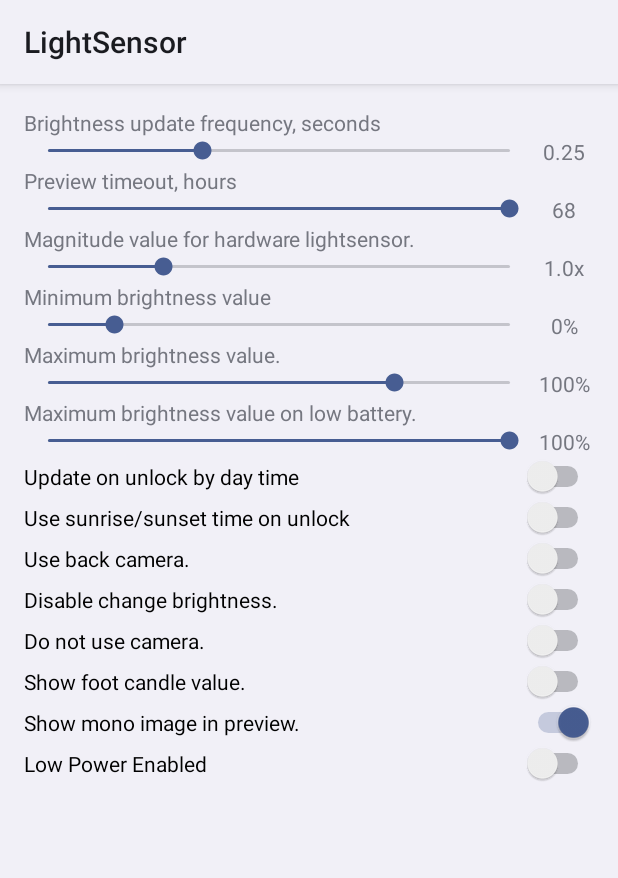
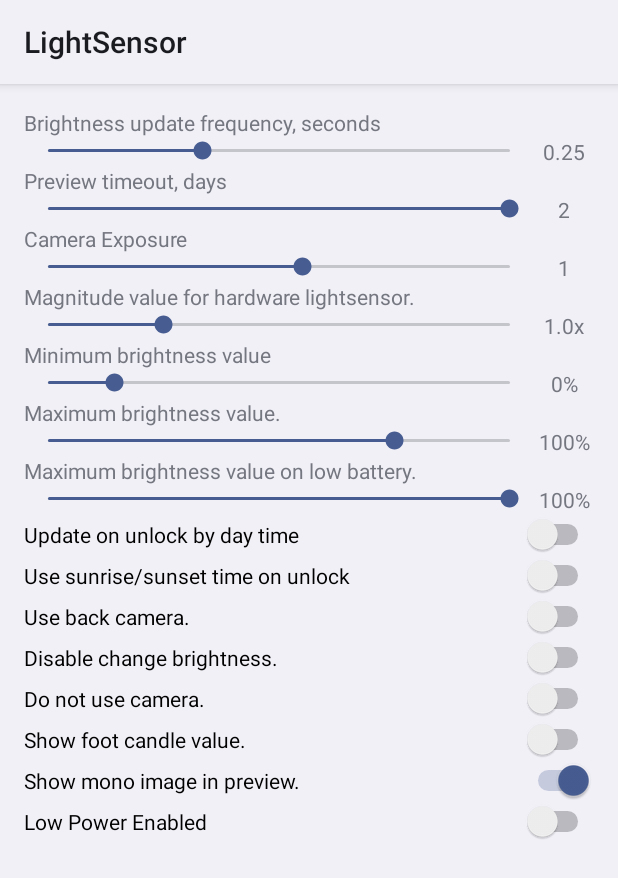
Before and after one commit to 0lvin/LightSensor, an Android app: the screen it shows after launch (SettingsActivity), in the options menu, after a tap on "Settings", on a phone screen of 412 x 824 dp. Shown: the top 878 px of the screen. Run offline under Robolectric (Android 15) with nearby library versions, the phone set to English and light mode, and no system bars.

Commit message:
Add exposure SeekBar

```diff
--- a/app/src/main/java/denis/develops/utils/lightsensor/MainActivity.java
+++ b/app/src/main/java/denis/develops/utils/lightsensor/MainActivity.java
@@ -50,6 +50,7 @@ public class MainActivity extends Activity implements TextureView.SurfaceTexture
     final static String DISABLE_CHANGE_BRIGHTNESS = "DisableChangeBrightness";
     final static String USE_FOOT_CANDLE_FOR_SHOW = "FootCandle";
     final static String USE_MONO_PREVIEW = "MonoPreviewOnly";
+    final static String CAMERA_EXPOSURE = "CameraExposure";
     final static String DISABLE_CAMERA = "DisableCamera";
     final static String USE_BACK_CAMERA = "UseBackCamera";
     final static String LONGITUDE_VALUE = "LongitudeValue";
@@ -105,7 +106,8 @@ public class MainActivity extends Activity implements TextureView.SurfaceTexture
     private TextView textMagnitude;
     private Date startTime;
     private long lastTime;
-    private long lastUpdate = 0;
+    private long lastUpdate;
+    private int cameraExposure;
     // location
     private LocationListener locationListener = null;
     private float locationAltitude = 0;
@@ -320,7 +322,13 @@ public class MainActivity extends Activity implements TextureView.SurfaceTexture
                 if (params.isAutoExposureLockSupported()) {
                     try {
                         params.setAutoExposureLock(true);
-                        params.setExposureCompensation(1);
+                        if (cameraExposure > params.getMaxExposureCompensation()) {
+                            cameraExposure = params.getMaxExposureCompensation();
+                        }
+                        if (cameraExposure < params.getMinExposureCompensation()) {
+                            cameraExposure = params.getMinExposureCompensation();
+                        }
+                        params.setExposureCompensation(cameraExposure);
                         camera.setParameters(params);
                     } catch (Exception e) {
                         params = camera.getParameters();
@@ -406,11 +414,13 @@ public class MainActivity extends Activity implements TextureView.SurfaceTexture
         SharedPreferences prefs = getSharedPreferences(PREFERENCES_NAME, MODE_PRIVATE);
         useFootCandle = prefs.getBoolean(USE_FOOT_CANDLE_FOR_SHOW, false);
         useMonoPreview = prefs.getBoolean(USE_MONO_PREVIEW, true);
+        cameraExposure = prefs.getInt(CAMERA_EXPOSURE, 1);
         minPercentValueSettings = prefs.getInt(MIN_PERCENT_VALUE, 0);
         maxPercentValueSettings = prefs.getInt(MAX_PERCENT_VALUE, 100);
         updateFrequencyValue = prefs.getInt(FREQUENCY_VALUE, 4);
         activeTimeLeft = (1 << prefs.getInt(PREVIEW_TIME_ACTIVE, 1)) * 60;
-        activeTimeLeftBase = current.getTime() / 1000;;
+        activeTimeLeftBase = current.getTime() / 1000;
+        ;
 
         if (prefs.getBoolean(BATTERY_LOW, false)) {
             int maxBatteryPercentValue = prefs.getInt(MainActivity.MAX_BATTERY_PERCENT_VALUE, 100);
@@ -559,6 +569,7 @@ public class MainActivity extends Activity implements TextureView.SurfaceTexture
         edit.putFloat(ALTITUDE_VALUE, this.locationAltitude);
         edit.putFloat(LATITUDE_VALUE, this.locationLatitude);
         edit.putFloat(LONGITUDE_VALUE, this.locationLongitude);
+        edit.putInt(CAMERA_EXPOSURE, cameraExposure);
         if (newTimeValue > 0) {
             edit.putLong(RUNTIME_VALUE, newTimeValue);
         }
@@ -681,10 +692,12 @@ public class MainActivity extends Activity implements TextureView.SurfaceTexture
             stateText += getString(R.string.preview_active_seconds) + " ";
             if (time_left < 120) {
                 stateText += time_left + " " + getString(R.string.seconds) + ".\n";
-            } else if (time_left < 3600 ){
-                stateText += (int)(time_left / 60) + " " + getString(R.string.minutes) + ".\n";
+            } else if (time_left < 3600) {
+                stateText += (int) (time_left / 60) + " " + getString(R.string.minutes) + ".\n";
+            } else if (time_left < (3600 * 24 * 2)) {
+                stateText += (int) (time_left / 3600) + " " + getString(R.string.hours) + ".\n";
             } else {
-                stateText += (int)(time_left / 3600) + " " + getString(R.string.hours) + ".\n";
+                stateText += (int) (time_left / (3600 * 24)) + " " + getString(R.string.days) + ".\n";
             }
         } else {
             stateText += getString(R.string.preview_stopped_some_time) + "\n";
--- a/app/src/main/java/denis/develops/utils/lightsensor/SettingsActivity.java
+++ b/app/src/main/java/denis/develops/utils/lightsensor/SettingsActivity.java
@@ -14,13 +14,15 @@ public class SettingsActivity extends Activity {
     private TextView maxTextPercent;
     private TextView maxBatteryTextPercent;
     private TextView sensorTextPercent;
+    private TextView cameraExposureText;
     private TextView updateFrequencyText;
     private TextView previewTimeText;
     private TextView previewTimeTitle;
     private TextView updateFrequencyTitle;
     private int lastMagnitudeSensorValue = 10;
-    private int minLastPercentValue = 0;
-    private int maxLastPercentValue = 100;
+    private int cameraExposureValue = 0;
+    private int minPercentValue = 0;
+    private int maxPercentValue = 100;
     private int maxBatteryLastPercentValue = 100;
     private boolean serviceEnabled = false;
     private boolean useBack = false;
@@ -34,8 +36,9 @@ public class SettingsActivity extends Activity {
     private int previewTimeValue = 1;
 
     private void updateTextValues() {
-        minTextPercent.setText(minLastPercentValue + "%");
-        maxTextPercent.setText(maxLastPercentValue + "%");
+        cameraExposureText.setText(Integer.toString(cameraExposureValue));
+        minTextPercent.setText(minPercentValue + "%");
+        maxTextPercent.setText(maxPercentValue + "%");
         maxBatteryTextPercent.setText(maxBatteryLastPercentValue + "%");
         sensorTextPercent.setText(((float) lastMagnitudeSensorValue + 10) / 20 + "x");
         updateFrequencyTitle.setText(getString(R.string.updateFrequencyTitle) + ", " + getString(R.string.seconds));
@@ -46,9 +49,12 @@ public class SettingsActivity extends Activity {
         if (previewTimeValue < 6) {
             previewTimeTitle.setText(getString(R.string.previewTimeTitle) + ", " + getString(R.string.minutes));
             previewTimeText.setText(Integer.toString(1 << previewTimeValue));
-        } else {
+        } else if (previewTimeValue < 11) {
             previewTimeTitle.setText(getString(R.string.previewTimeTitle) + ", " + getString(R.string.hours));
             previewTimeText.setText(Integer.toString((1 << previewTimeValue) / 60));
+        } else {
+            previewTimeTitle.setText(getString(R.string.previewTimeTitle) + ", " + getString(R.string.days));
+            previewTimeText.setText(Integer.toString((1 << previewTimeValue) / 60 / 24));
         }
     }
 
@@ -61,6 +67,7 @@ public class SettingsActivity extends Activity {
         maxTextPercent = findViewById(R.id.textMaxPercent);
         updateFrequencyText = findViewById(R.id.textUpdateFrequency);
         updateFrequencyTitle = findViewById(R.id.textUpdateFrequencyTitle);
+        cameraExposureText = findViewById(R.id.textCameraExposure);
         previewTimeText = findViewById(R.id.textPreviewTime);
         previewTimeTitle = findViewById(R.id.textPreviewTimeTitle);
         maxBatteryTextPercent = findViewById(R.id.textBatteryMaxPercent);
@@ -70,6 +77,7 @@ public class SettingsActivity extends Activity {
         SeekBar maxBatteryPercentSeek = findViewById(R.id.percentBatteryMaxValue);
         SeekBar updateFrequencySeek = findViewById(R.id.updateFrequencyValue);
         SeekBar previewTimeSeek = findViewById(R.id.previewTimeValue);
+        SeekBar cameraExposureSeek = findViewById(R.id.cameraExposureValue);
         Switch registerSwitch = findViewById(R.id.switchAuto);
         Switch registerSunSwitch = findViewById(R.id.switchAutoSun);
 
@@ -81,8 +89,9 @@ public class SettingsActivity extends Activity {
         Switch lowPowerSwitch = findViewById(R.id.low_power_enabled);
 
         SharedPreferences prefs = getSharedPreferences(MainActivity.PREFERENCES_NAME, MODE_PRIVATE);
-        minLastPercentValue = prefs.getInt(MainActivity.MIN_PERCENT_VALUE, 0);
-        maxLastPercentValue = prefs.getInt(MainActivity.MAX_PERCENT_VALUE, 100);
+        cameraExposureValue = prefs.getInt(MainActivity.CAMERA_EXPOSURE, 1);
+        minPercentValue = prefs.getInt(MainActivity.MIN_PERCENT_VALUE, 0);
+        maxPercentValue = prefs.getInt(MainActivity.MAX_PERCENT_VALUE, 100);
         maxBatteryLastPercentValue = prefs.getInt(MainActivity.MAX_BATTERY_PERCENT_VALUE, 100);
         lastMagnitudeSensorValue = prefs.getInt(MainActivity.MAGNITUDE_SENSOR_VALUE, 10);
         updateFrequencyValue = prefs.getInt(MainActivity.FREQUENCY_VALUE, 4);
@@ -111,7 +120,7 @@ public class SettingsActivity extends Activity {
             }
         });
 
-        previewTimeSeek.setMax(12);
+        previewTimeSeek.setMax(17);
         previewTimeSeek.setProgress(previewTimeValue);
         previewTimeSeek.setOnSeekBarChangeListener(new SeekBar.OnSeekBarChangeListener() {
             @Override
@@ -154,11 +163,32 @@ public class SettingsActivity extends Activity {
         });
 
         minPercentSeek.setMax(70);
-        minPercentSeek.setProgress(minLastPercentValue + 10);
+        minPercentSeek.setProgress(minPercentValue + 10);
         minPercentSeek.setOnSeekBarChangeListener(new SeekBar.OnSeekBarChangeListener() {
             @Override
             public void onProgressChanged(SeekBar seekBar, int position, boolean b) {
-                minLastPercentValue = position - 10;
+                minPercentValue = position - 10;
+                savePreferences();
+                updateTextValues();
+            }
+
+            @Override
+            public void onStartTrackingTouch(SeekBar seekBar) {
+
+            }
+
+            @Override
+            public void onStopTrackingTouch(SeekBar seekBar) {
+
+            }
+        });
+
+        cameraExposureSeek.setMax(20);
+        cameraExposureSeek.setProgress(cameraExposureValue + 10);
+        cameraExposureSeek.setOnSeekBarChangeListener(new SeekBar.OnSeekBarChangeListener() {
+            @Override
+            public void onProgressChanged(SeekBar seekBar, int position, boolean b) {
+                cameraExposureValue = position - 10;
                 savePreferences();
                 updateTextValues();
             }
@@ -175,11 +205,11 @@ public class SettingsActivity extends Activity {
         });
 
         maxPercentSeek.setMax(40);
-        maxPercentSeek.setProgress(Math.max(maxLastPercentValue - 70, 0));
+        maxPercentSeek.setProgress(Math.max(maxPercentValue - 70, 0));
         maxPercentSeek.setOnSeekBarChangeListener(new SeekBar.OnSeekBarChangeListener() {
             @Override
             public void onProgressChanged(SeekBar seekBar, int position, boolean b) {
-                maxLastPercentValue = position + 70;
+                maxPercentValue = position + 70;
                 savePreferences();
                 updateTextValues();
             }
@@ -304,8 +334,9 @@ public class SettingsActivity extends Activity {
         edit.putBoolean(MainActivity.AUTO_SUN_VALUE, sunServiceEnabled);
         edit.putBoolean(MainActivity.USE_FOOT_CANDLE_FOR_SHOW, useFootCandle);
         edit.putBoolean(MainActivity.USE_MONO_PREVIEW, useMonoPreview);
-        edit.putInt(MainActivity.MIN_PERCENT_VALUE, this.minLastPercentValue);
-        edit.putInt(MainActivity.MAX_PERCENT_VALUE, this.maxLastPercentValue);
+        edit.putInt(MainActivity.CAMERA_EXPOSURE, this.cameraExposureValue);
+        edit.putInt(MainActivity.MIN_PERCENT_VALUE, this.minPercentValue);
+        edit.putInt(MainActivity.MAX_PERCENT_VALUE, this.maxPercentValue);
         edit.putInt(MainActivity.MAX_BATTERY_PERCENT_VALUE, this.maxBatteryLastPercentValue);
         edit.putBoolean(MainActivity.DISABLE_CHANGE_BRIGHTNESS, cannotChangeBrightness);
         edit.putBoolean(MainActivity.USE_BACK_CAMERA, useBack);
--- a/app/src/main/res/layout/activity_settings.xml
+++ b/app/src/main/res/layout/activity_settings.xml
@@ -93,7 +93,48 @@
                 android:layout_alignParentEnd="true"
                 android:layout_alignParentRight="true"
                 android:gravity="center_vertical|center_horizontal"
-                android:text="@string/update_in_second" />
+                android:text="@string/preview_second" />
+
+        </RelativeLayout>
+
+        <RelativeLayout
+            android:layout_width="match_parent"
+            android:layout_height="wrap_content"
+            android:orientation="horizontal"
+            android:weightSum="1">
+
+            <TextView
+                android:id="@+id/textCameraExposureTitle"
+                android:layout_width="wrap_content"
+                android:layout_height="wrap_content"
+                android:layout_alignParentLeft="true"
+                android:layout_alignParentRight="false"
+                android:layout_alignParentStart="true"
+                android:layout_alignParentTop="true"
+                android:text="@string/cameraExposureTitle" />
+        </RelativeLayout>
+
+        <RelativeLayout
+            android:layout_width="wrap_content"
+            android:layout_height="wrap_content">
+
+            <SeekBar
+                android:id="@+id/cameraExposureValue"
+                android:layout_width="wrap_content"
+                android:layout_height="wrap_content"
+                android:layout_alignParentLeft="true"
+                android:layout_alignParentStart="true"
+                android:layout_toLeftOf="@+id/textCameraExposure"
+                android:layout_toStartOf="@+id/textCameraExposure" />
+
+            <TextView
+                android:id="@+id/textCameraExposure"
+                android:layout_width="40dp"
+                android:layout_height="wrap_content"
+                android:layout_alignParentEnd="true"
+                android:layout_alignParentRight="true"
+                android:gravity="center_vertical|center_horizontal"
+                android:text="@string/exposure_value" />
 
         </RelativeLayout>
 
--- a/app/src/main/res/values/strings.xml
+++ b/app/src/main/res/values/strings.xml
@@ -11,6 +11,7 @@
     <string name="used_light_sensor">Used light sensor.</string>
     <string name="sensor_not_exist">no sensors</string>
     <string name="have_used_for">Have used for</string>
+    <string name="days">days</string>
     <string name="hours">hours</string>
     <string name="minutes">minutes</string>
     <string name="seconds">seconds</string>
@@ -44,4 +45,7 @@
     <string name="preview_active_seconds">Preview will be stopped in</string>
     <string name="preview_stopped_some_time">Preview is stopped, click on preview for resume.</string>
     <string name="previewTimeTitle">Preview timeout</string>
+    <string name="preview_second">60</string>
+    <string name="cameraExposureTitle">Camera Exposure</string>
+    <string name="exposure_value">1</string>
 </resources>
```
Also changed, not shown: 4 other files.
